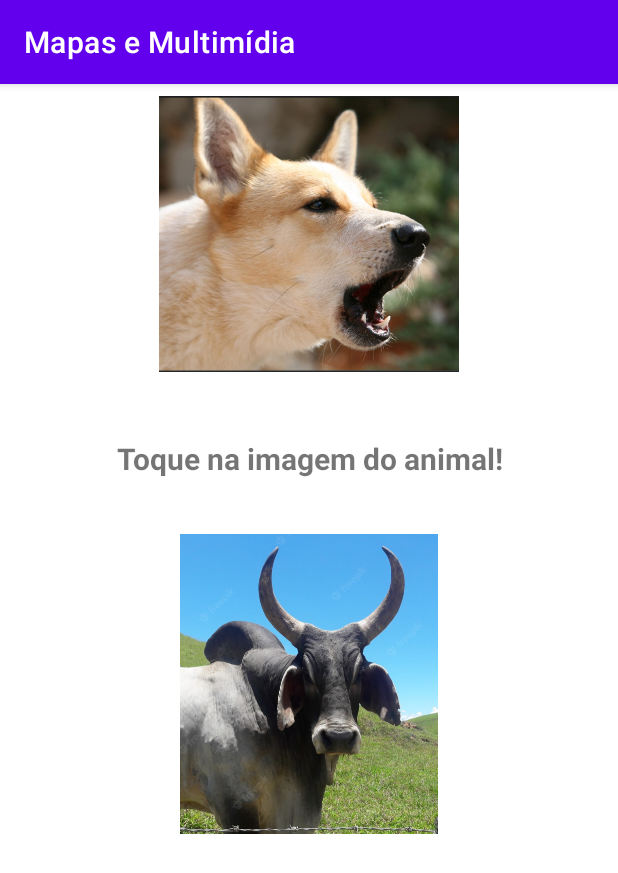
After one commit to MBA-Mob25/kt_005_maps_and_media, an Android app: the SoundPlayerActivity screen opened directly, with no data from a screen before it, on a phone screen of 412 x 824 dp. The commit adds this screen. Shown: the top 873 px of the screen. Run offline under Robolectric (Android 15) with nearby library versions, the phone set to English and light mode, and no system bars.

Commit message:
sound player

```diff
--- a/app/src/main/AndroidManifest.xml
+++ b/app/src/main/AndroidManifest.xml
@@ -18,6 +18,9 @@
         android:supportsRtl="true"
         android:theme="@style/Theme.Kt_005_maps_and_media"
         tools:targetApi="31">
+        <activity
+            android:name=".SoundPlayerActivity"
+            android:exported="false" />
         <activity
             android:name=".WebViewActivity"
             android:exported="false" />
--- a/app/src/main/java/com/example/kt_005_maps_and_media/MainActivity.kt
+++ b/app/src/main/java/com/example/kt_005_maps_and_media/MainActivity.kt
@@ -20,6 +20,7 @@ class MainActivity : AppCompatActivity() {
         with(binding) {
             btnOpenRecoveryImages.setOnClickListener(View.OnClickListener { openRecoveryPhotosWithImageView() })
             btnOpenWebView.setOnClickListener(View.OnClickListener { openWebViewView() })
+            btnOpenAudioView.setOnClickListener(View.OnClickListener { openAudioView() })
         }
     }
 
@@ -33,4 +34,8 @@ class MainActivity : AppCompatActivity() {
         startActivity(intent);
     }
 
+    private fun openAudioView() {
+        val intent = Intent(this, SoundPlayerActivity::class.java);
+        startActivity(intent);}
+
 }
--- /dev/null
+++ b/app/src/main/java/com/example/kt_005_maps_and_media/SoundPlayerActivity.kt
@@ -0,0 +1,53 @@
+package com.example.kt_005_maps_and_media
+
+import android.annotation.SuppressLint
+import android.media.MediaPlayer
+import androidx.appcompat.app.AppCompatActivity
+import android.os.Bundle
+import android.view.View
+import com.example.kt_005_maps_and_media.databinding.ActivitySoundPlayerBinding
+
+@SuppressLint("StaticFieldLeak")
+private lateinit var binding: ActivitySoundPlayerBinding;
+
+class SoundPlayerActivity : AppCompatActivity() {
+    var dog: MediaPlayer? = null
+    var boi: MediaPlayer? = null
+
+    override fun onCreate(savedInstanceState: Bundle?) {
+        super.onCreate(savedInstanceState)
+        binding = ActivitySoundPlayerBinding.inflate(layoutInflater)
+        setContentView(binding.root)
+        dog = MediaPlayer.create(this, R.raw.audio_dog)
+        boi = MediaPlayer.create(this, R.raw.audio_boi)
+
+        with(binding) {
+            imgDog.setOnClickListener(View.OnClickListener { playDog() })
+            imgBoi.setOnClickListener(View.OnClickListener { playBoi() })
+        }
+    }
+
+    private fun playDog() {
+        if(dog == null) return
+
+        if(dog!!.isPlaying) {
+            println("stopping dog")
+            dog!!.pause()
+        } else {
+            println("starting dog")
+            dog!!.start()
+        }
+    }
+
+    private fun playBoi() {
+        if(boi == null) return
+
+        if(boi!!.isPlaying) {
+            println("stopping boi")
+            boi!!.pause()
+        } else {
+            println("starting boi")
+            boi!!.start()
+        }
+    }
+}
--- a/app/src/main/res/layout/activity_main.xml
+++ b/app/src/main/res/layout/activity_main.xml
@@ -59,12 +59,13 @@
         android:layout_height="wrap_content"/>
 
     <Button
+        android:id="@+id/btnOpenAudioView"
         android:text="@string/btn_sounds"
         android:textSize="14sp"
         android:textAllCaps="false"
         android:gravity="start"
         android:layout_width="match_parent"
-        android:layout_height="wrap_content"/>
+        android:layout_height="wrap_content" />
 
     <Button
         android:text="@string/btn_videos"
--- /dev/null
+++ b/app/src/main/res/layout/activity_sound_player.xml
@@ -0,0 +1,35 @@
+<?xml version="1.0" encoding="utf-8"?>
+<LinearLayout xmlns:android="http://schemas.android.com/apk/res/android"
+    xmlns:app="http://schemas.android.com/apk/res-auto"
+    xmlns:tools="http://schemas.android.com/tools"
+    android:layout_width="match_parent"
+    android:layout_height="match_parent"
+    android:orientation="vertical"
+    tools:context=".SoundPlayerActivity">
+
+    <ImageView
+        android:id="@+id/imgDog"
+        android:layout_width="200dp"
+        android:layout_height="200dp"
+        android:layout_gravity="center"
+        android:gravity="center_horizontal|center_vertical"
+        app:srcCompat="@raw/dog"/>
+
+    <TextView
+        android:layout_width="match_parent"
+        android:layout_height="100dp"
+        android:layout_gravity="center"
+        android:gravity="center_horizontal|center_vertical"
+        android:text="@string/btn_touch_animal"
+        android:textSize="20sp"
+        android:textStyle="bold"/>
+
+    <ImageView
+        android:id="@+id/imgBoi"
+        android:layout_width="200dp"
+        android:layout_height="200dp"
+        android:layout_gravity="center"
+        android:gravity="center_horizontal|center_vertical"
+        app:srcCompat="@raw/boi"/>
+
+</LinearLayout>
--- a/app/src/main/res/values/strings.xml
+++ b/app/src/main/res/values/strings.xml
@@ -9,4 +9,5 @@
     <string name="btn_sounds">Sons: AudioManager</string>
     <string name="btn_videos">Vídeos: MediaPlayer</string>
     <string name="btn_view_animation">Animação emn views com ViewAnimation</string>
+    <string name="btn_touch_animal">Toque na imagem do animal!</string>
 </resources>
```
Also changed, not shown: app/src/main/res/raw/boi.png (added), app/src/main/res/raw/dog.png (added), 2 other files.
